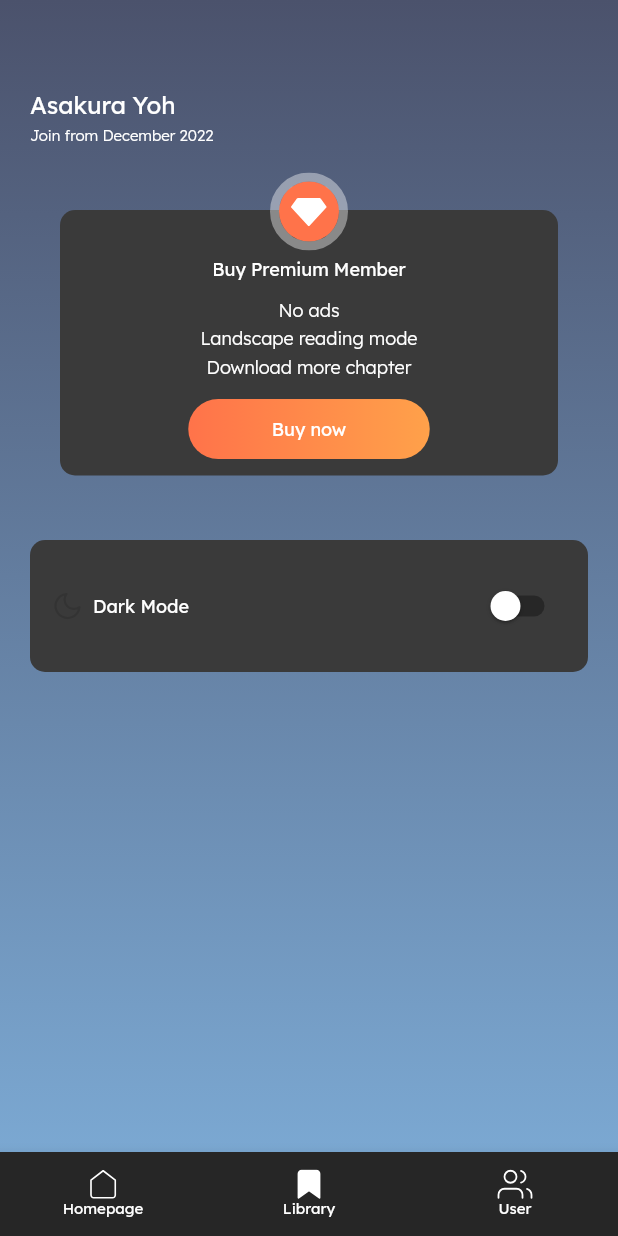
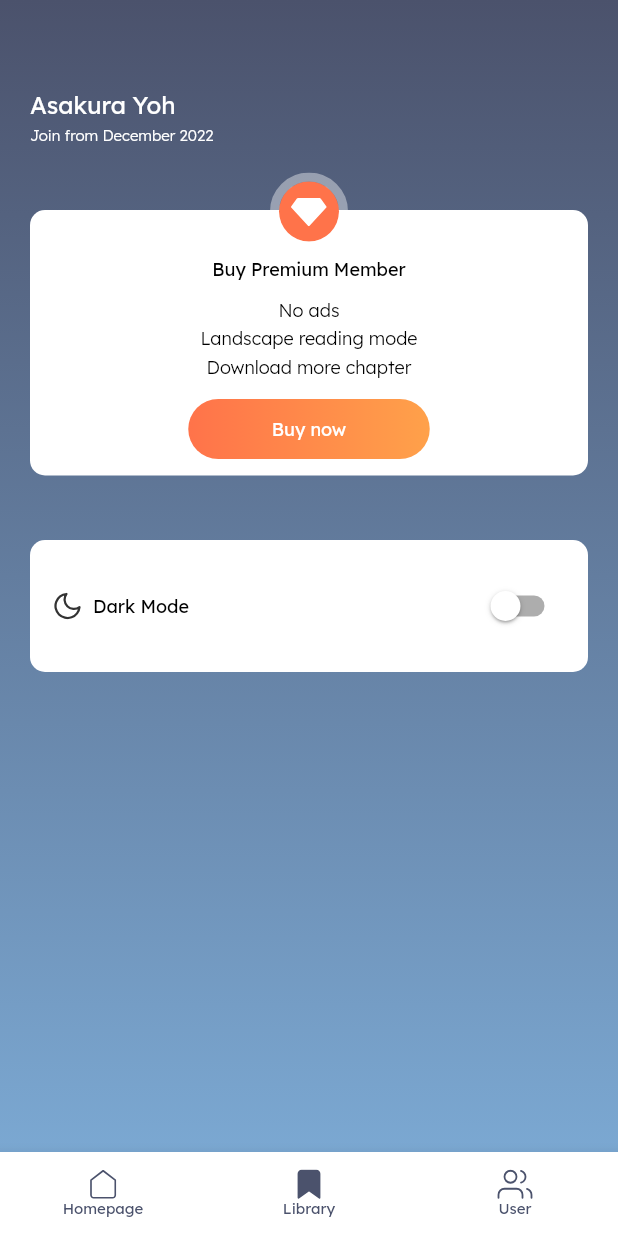
Before and after one commit to phongit1995/manga-fox-app, a Flutter app: the screen it shows after launch, item 2 of the bottom bar chosen, on a phone screen of 412 x 824 dp. Run offline on Flutter 3.47's test engine with Material 2 defaults, Android fonts, the phone set to English and light mode, and no system bars; our stand-ins replace cached_network_image, flutter_rating_bar, flutter_svg; network calls fail.

Commit message:
Update icon app name

```diff
--- a/lib/main.dart
+++ b/lib/main.dart
@@ -12,7 +12,7 @@ class MyApp extends StatelessWidget {
   @override
   Widget build(BuildContext context) {
     return MaterialApp(
-      theme: AppThemData.dark,
+      theme: AppThemData.light,
       home: HomePage(),
     );
   }
--- a/lib/ui/user/user_page.dart
+++ b/lib/ui/user/user_page.dart
@@ -47,10 +47,9 @@ class UserPage extends StatelessWidget {
                     fontWeight: FontWeight.w300),
               ),
             ),
-            Container(
+            SizedBox(
               height: 220,
               width: double.maxFinite,
-              margin: const EdgeInsets.symmetric(horizontal: 20),
               child: Stack(
                 children: [
                   Container(
--- a/pubspec.yaml
+++ b/pubspec.yaml
@@ -40,6 +40,7 @@ dependencies:
   logger: ^1.1.0
   flutter_svg: ^1.1.6
   flutter_rating_bar: ^4.0.1
+  flutter_launcher_icons: ^0.10.0
 
 dev_dependencies:
   flutter_test:
@@ -58,6 +59,11 @@ dev_dependencies:
 # following page: https://dart.dev/tools/pub/pubspec
 
 # The following section is specific to Flutter packages.
+flutter_icons:
+  image_path: "assets/logo.png"
+  android: true
+  ios: true
+
 flutter:
 
   # The following line ensures that the Material Icons font is
```
Also changed, not shown: assets/logo.png (added), pubspec.lock, 23 other files.
